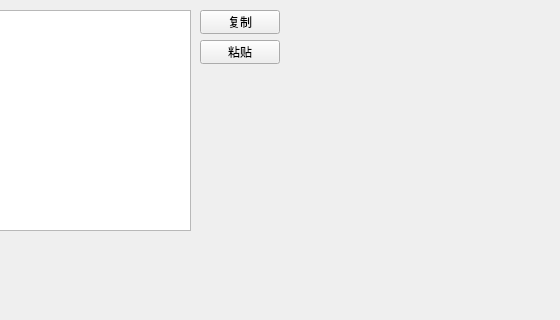
Above: dnd.ui from Lil-El/QT before the change; both pictures show x 160 to 720 and y 0 to 320 of the 720 by 439 pixel window. Below: the same form after it.
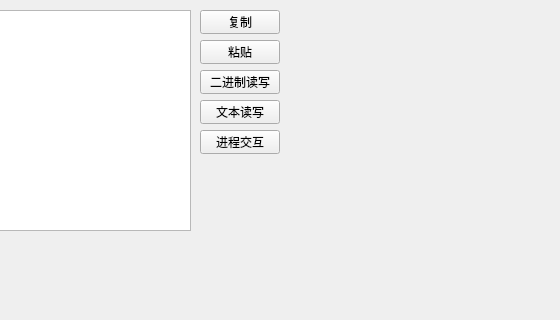
That is the form after the change.

Commit message: Qt create process.

```diff
--- a/dnd.ui
+++ b/dnd.ui
@@ -49,6 +49,45 @@
     <string>粘贴</string>
    </property>
   </widget>
+  <widget class="QPushButton" name="pushButton_3">
+   <property name="geometry">
+    <rect>
+     <x>360</x>
+     <y>70</y>
+     <width>80</width>
+     <height>24</height>
+    </rect>
+   </property>
+   <property name="text">
+    <string>二进制读写</string>
+   </property>
+  </widget>
+  <widget class="QPushButton" name="pushButton_4">
+   <property name="geometry">
+    <rect>
+     <x>360</x>
+     <y>100</y>
+     <width>80</width>
+     <height>24</height>
+    </rect>
+   </property>
+   <property name="text">
+    <string>文本读写</string>
+   </property>
+  </widget>
+  <widget class="QPushButton" name="pushButton_5">
+   <property name="geometry">
+    <rect>
+     <x>360</x>
+     <y>130</y>
+     <width>80</width>
+     <height>24</height>
+    </rect>
+   </property>
+   <property name="text">
+    <string>进程交互</string>
+   </property>
+  </widget>
  </widget>
  <resources/>
  <connections/>
```
The commit also changes 2 other files.
